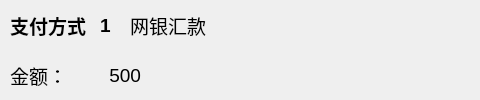
This is windows/itemViews/paymethodsitem.ui in betamake/intelligence as Qt 5 draws it before an edit; both pictures show x 0 to 480 and y 0 to 100 of the 713 by 100 pixel window. The edited form follows.
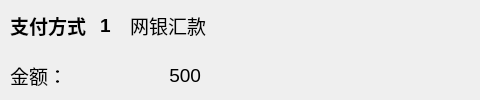
This is the edited form.

What changed in the file:
```diff
--- a/windows/itemViews/paymethodsitem.ui
+++ b/windows/itemViews/paymethodsitem.ui
@@ -58,7 +58,7 @@
     <rect>
      <x>130</x>
      <y>10</y>
-     <width>91</width>
+     <width>101</width>
      <height>31</height>
     </rect>
    </property>
@@ -94,7 +94,7 @@
     <rect>
      <x>70</x>
      <y>60</y>
-     <width>71</width>
+     <width>131</width>
      <height>31</height>
     </rect>
    </property>
```
